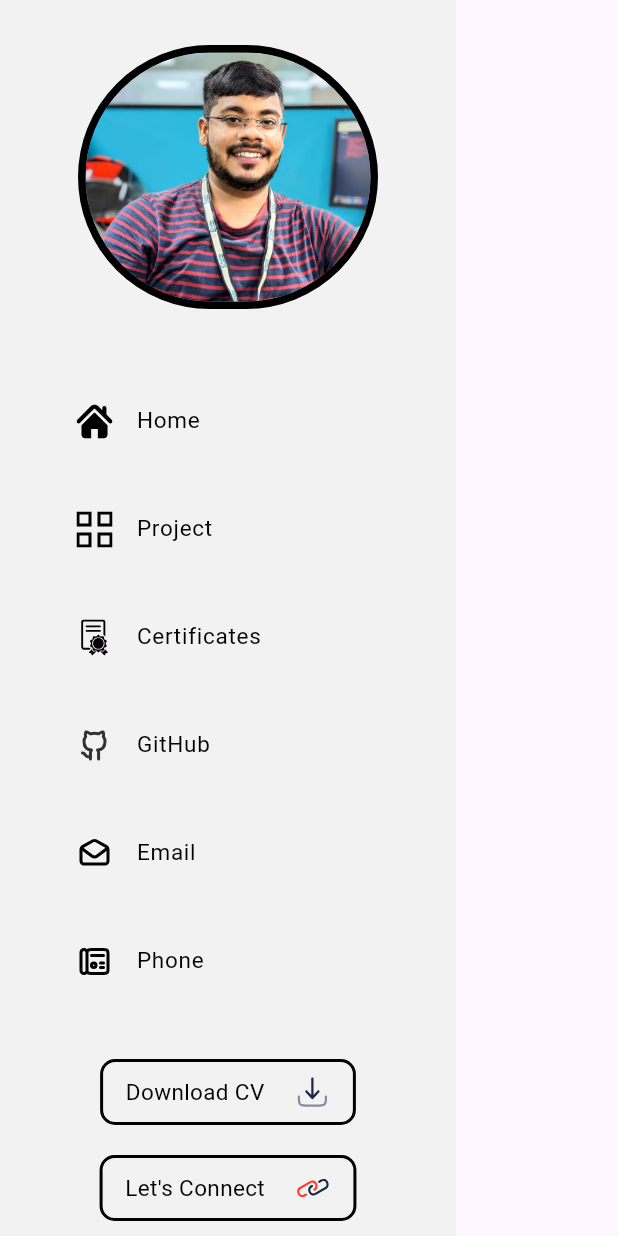
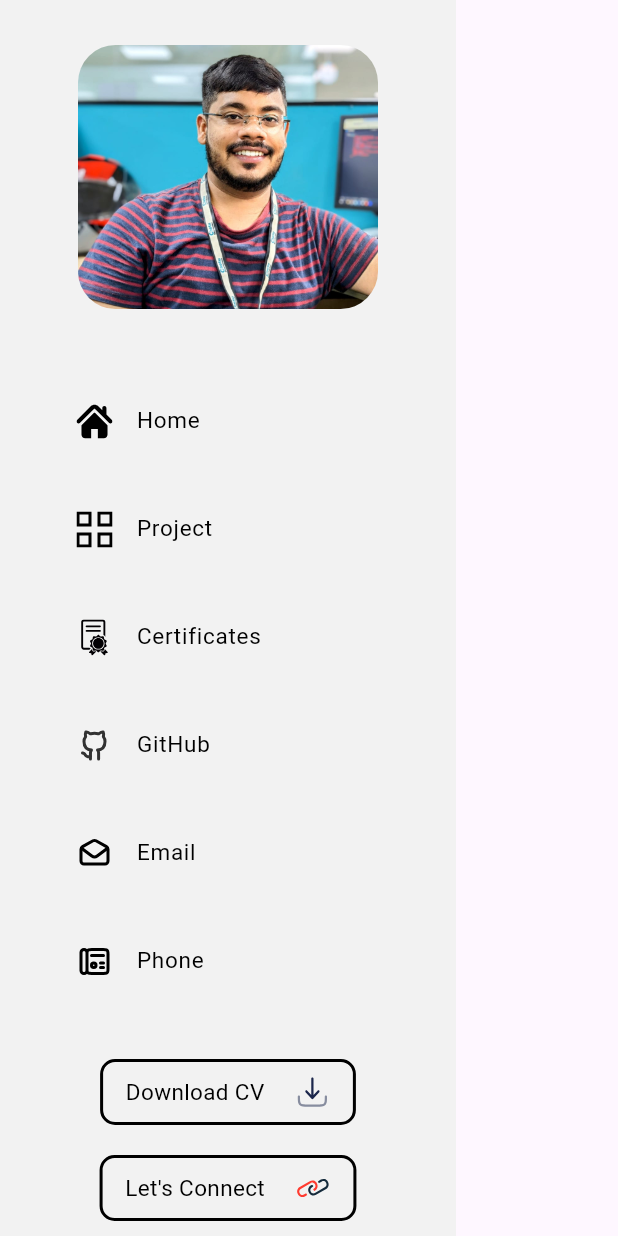
Before and after one commit to AmanMobDev/mycv, a Flutter app: the CustomDrawer widget shown alone on an empty page, opened directly, on a phone screen of 412 x 824 dp. Run offline on Flutter 3.47's test engine with Material 3 defaults, Android fonts, the light colour scheme and no system bars; our stand-ins replace carousel_slider, firebase_core, flutter_staggered_animations, flutter_svg; missing offline and left inert: dart:html; accounts and stored records are empty; network calls fail.

Commit message:
update code

```diff
--- a/lib/src/core/components/drawer.dart
+++ b/lib/src/core/components/drawer.dart
@@ -22,23 +22,12 @@ class CustomDrawer extends StatelessWidget {
             flex: 1,
             child: Padding(
               padding: const EdgeInsets.only(top: 30.0),
-              child: Container(
-                width: 200,
-                height: 200,
-                decoration: BoxDecoration(
-                  color: Colors.grey,
-                  borderRadius: const BorderRadius.all(Radius.circular(100.0)),
-                  border: Border.all(
-                    color: AppColor.black,
-                    width: 5.0,
-                  ),
-                ),
-                child: ClipRRect(
-                  borderRadius: BorderRadius.circular(100.0),
-                  child: Image.asset(
-                    image,
-                    fit: BoxFit.cover,
-                  ),
+              child: ClipRRect(
+                borderRadius: BorderRadius.circular(25.0),
+                clipBehavior: Clip.antiAliasWithSaveLayer, // Image border
+                child: SizedBox.fromSize(
+                  size: const Size.fromRadius(100.0), // Image radius
+                  child: Image.asset(image, fit: BoxFit.cover),
                 ),
               ),
             ),
--- a/lib/src/core/components/expandable_text.dart
+++ b/lib/src/core/components/expandable_text.dart
@@ -19,7 +19,6 @@ class _ExpandableTextState extends State<ExpandableText>
   @override
   Widget build(BuildContext context) {
     return ListView(
-      //mainAxisSize: MainAxisSize.min,
       shrinkWrap: true,
       scrollDirection: Axis.vertical,
       children: [
```
